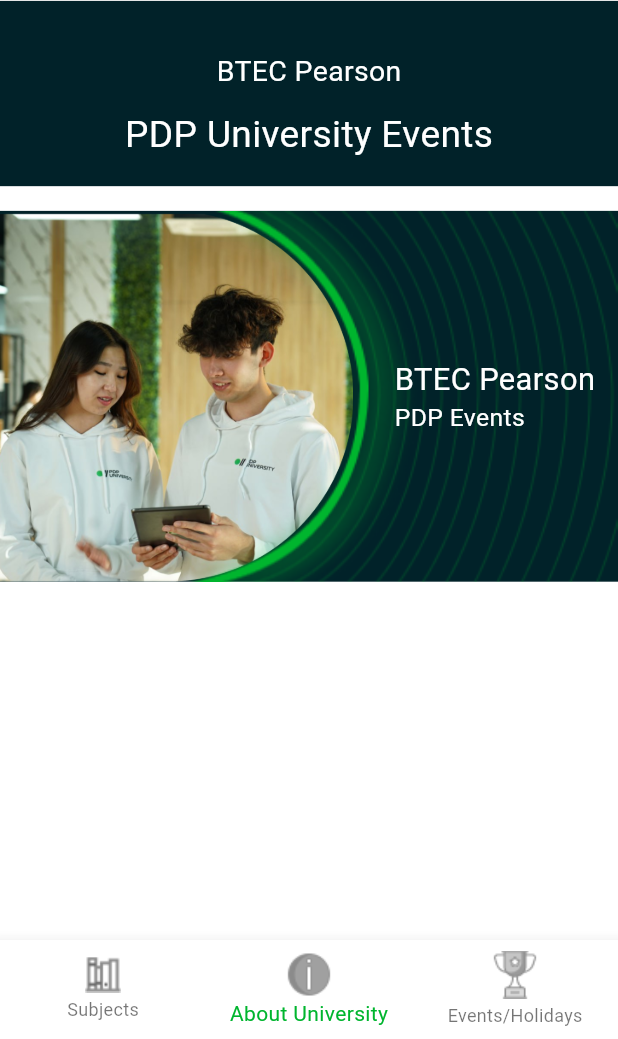
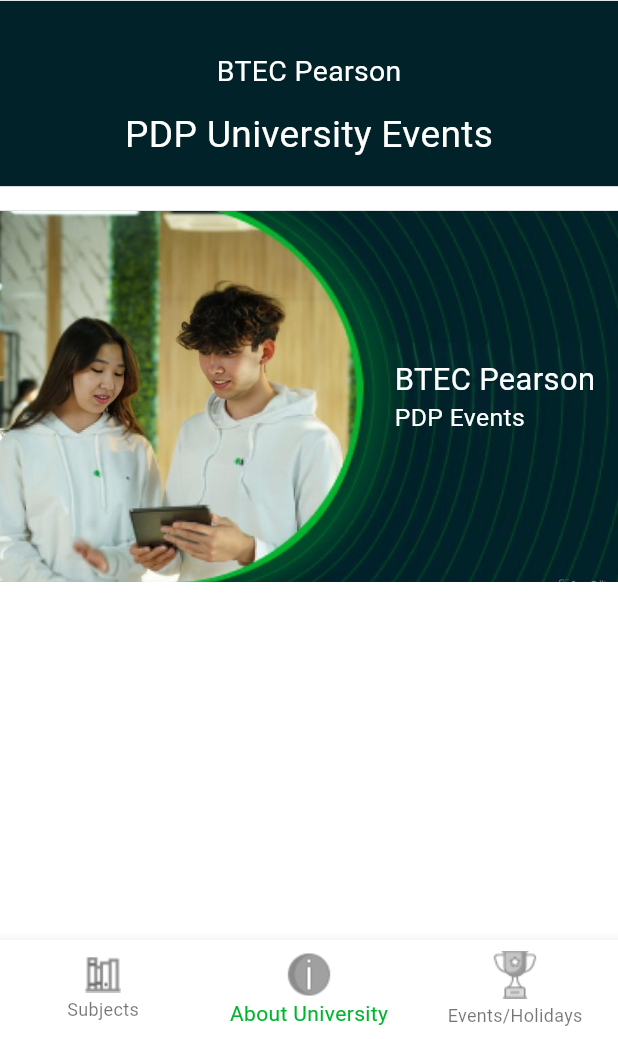
Before and after one commit to IftixorRustamov/my_pdp, a Flutter app: the screen it shows after launch, item 2 of the bottom bar chosen, on a phone screen of 412 x 824 dp, the part 197-1236 px from its top. Run offline on Flutter 3.47's test engine with Material 3 defaults, Android fonts, the phone set to English and light mode, and no system bars.

Commit message:
Changed the Image in Guy and Girl part.

```diff
--- a/lib/common/img_paths.dart
+++ b/lib/common/img_paths.dart
@@ -10,7 +10,7 @@
   static String guest2 = "assets/images/guest2.png";
   static String guest3 = "assets/images/guest3.png";
   static String strips = "assets/images/strips.png";
-
+  static String guyAndGirl2 = "assets/images/guy.png";
 
 
 
--- a/lib/screens/discover.dart
+++ b/lib/screens/discover.dart
@@ -105,25 +105,10 @@
               height: Responsive.height(0.3),
               decoration: BoxDecoration(
                   color: AppColors.darkCyanGreen,
-              ),
-              child: Stack(
-                children: [
-                  Image(
-                    image: AssetImage(ImgPaths.guyAndGirl),
-                    height: Responsive.height(0.3),
-                  ),
-                  Container(
-                    alignment: Alignment.topRight,
-                    child: Transform.translate(
-                      offset: Offset(-Responsive.width(0.0008), 0),
-                      child: Image(
-                        image: AssetImage(ImgPaths.strips),
-                        height: Responsive.height(0.5),
-                        fit: BoxFit.contain,
-                      ),
-                    ),
-                  ),
-                  Container(
+                  image: DecorationImage(
+                      image: AssetImage(ImgPaths.guyAndGirl2),
+                      fit: BoxFit.cover)),
+              child: Container(
                 margin: EdgeInsets.only(right: Responsive.width(0.037)),
                 alignment: Alignment.centerRight,
                 child: Row(
@@ -151,9 +136,55 @@
                     ),
                   ],
                 ),
-                  )
-                ],
               ),
+              // child: Stack(
+              //   children: [
+              //     Image(
+              //       image: AssetImage(ImgPaths.guyAndGirl),
+              //       height: Responsive.height(0.3),
+              //     ),
+              //     Container(
+              //       alignment: Alignment.topRight,
+              //       child: Transform.translate(
+              //         offset: Offset(-Responsive.width(0.0008), 0),
+              //         child: Image(
+              //           image: AssetImage(ImgPaths.strips),
+              //           height: Responsive.height(0.5),
+              //           fit: BoxFit.contain,
+              //         ),
+              //       ),
+              //     ),
+              //     Container(
+              //       margin: EdgeInsets.only(right: Responsive.width(0.037)),
+              //       alignment: Alignment.centerRight,
+              //       child: Row(
+              //         mainAxisAlignment: MainAxisAlignment.end,
+              //         children: [
+              //           Column(
+              //             mainAxisAlignment: MainAxisAlignment.center,
+              //             crossAxisAlignment: CrossAxisAlignment.start,
+              //             children: [
+              //               Text(
+              //                 "BTEC Pearson",
+              //                 style: TextStyle(
+              //                     color: AppColors.white,
+              //                     fontSize: Responsive.height(0.025),
+              //                     fontWeight: FontWeight.w400),
+              //               ),
+              //               Text(
+              //                 "PDP Events",
+              //                 style: TextStyle(
+              //                     color: AppColors.white,
+              //                     fontSize: Responsive.height(0.02),
+              //                     fontWeight: FontWeight.w400),
+              //               )
+              //             ],
+              //           ),
+              //         ],
+              //       ),
+              //     )
+              //   ],
+              // ),
             )
           ],
         ),
```
Also changed, not shown: assets/images/guy.png (added). Lines whose indentation alone changed are shown as unchanged.
